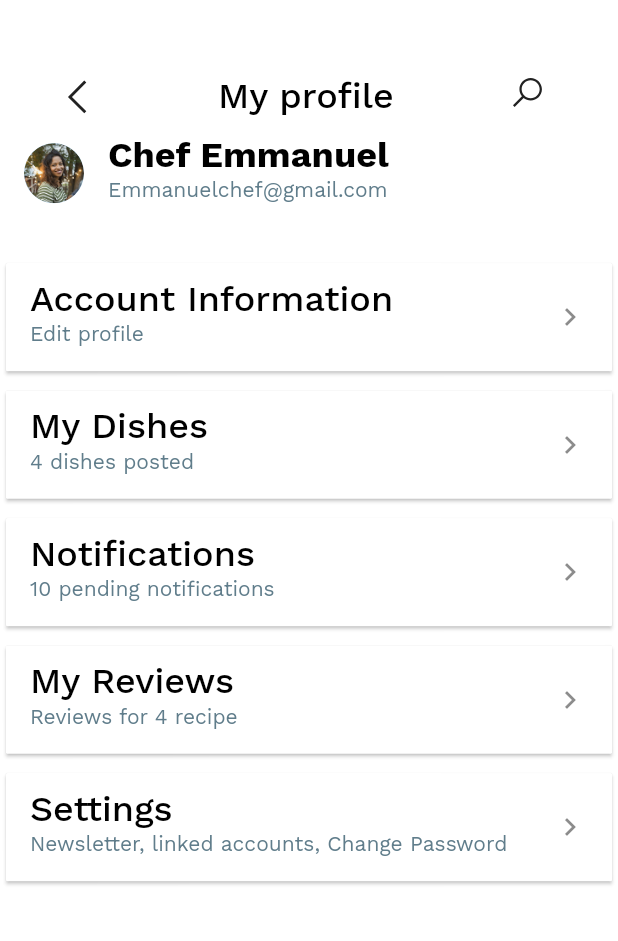
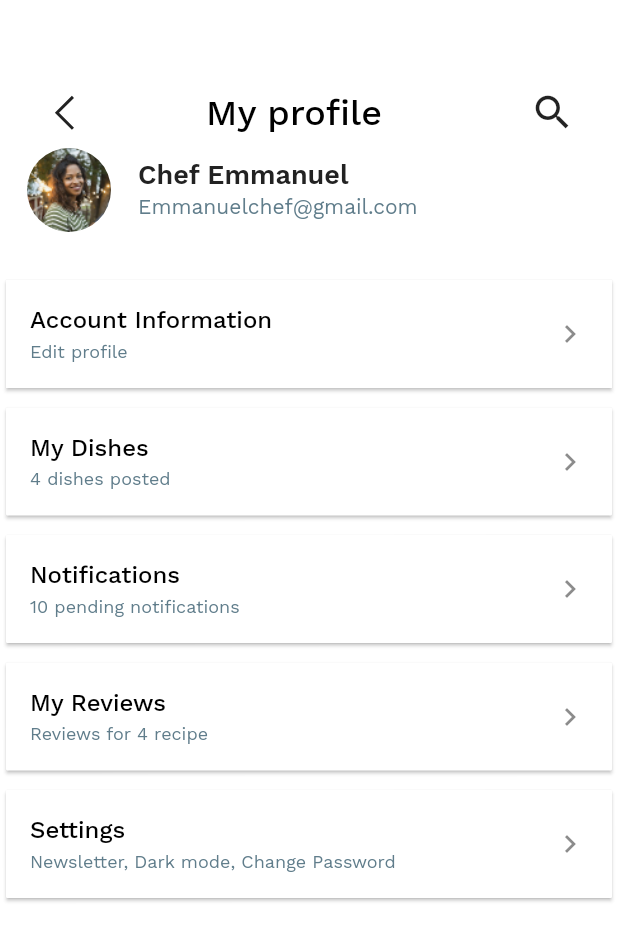
Before and after one commit to hngi/mobileforce-iCook, a Flutter app: the ProfileScreen screen opened directly, on a phone screen of 412 x 824 dp. Shown: the top 941 px of the screen. Run offline on Flutter 3.47's test engine with Material 2 defaults, Android fonts, the light colour scheme and no system bars; our stand-ins replace carousel_pro, connectivity, dio, flutter_screenutil, get, get_it and 5 more; accounts and stored records are empty.

Commit message:
#feat: corrections + updated profile screen

```diff
--- a/icook_mobile/lib/ui/profile_screen/profile_screen.dart
+++ b/icook_mobile/lib/ui/profile_screen/profile_screen.dart
@@ -1,82 +1,59 @@
-import 'package:animated_theme_switcher/animated_theme_switcher.dart';
 import 'package:flutter/material.dart';
 import 'package:flutter_screenutil/flutter_screenutil.dart';
 import 'package:google_fonts/google_fonts.dart';
-import 'package:icook_mobile/ui/profile_screen/constant.dart';
 import 'package:line_awesome_flutter/line_awesome_flutter.dart';
+
+import '../ui_helper.dart';
 
 class ProfileScreen extends StatelessWidget {
   @override
   Widget build(BuildContext context) {
     ScreenUtil.init(context, height: 896, width: 414, allowFontScaling: true);
-
-    var themeSwitcher = ThemeSwitcher(
-      builder: (context) {
-        return AnimatedCrossFade(
-          duration: Duration(milliseconds: 200),
-          crossFadeState:
-              ThemeProvider.of(context).brightness == Brightness.dark
-                  ? CrossFadeState.showFirst
-                  : CrossFadeState.showSecond,
-          firstChild: GestureDetector(
-            onTap: () =>
-                ThemeSwitcher.of(context).changeTheme(theme: kLightTheme),
-            child: Icon(
-              LineAwesomeIcons.sun,
-              size: ScreenUtil().setSp(kSpacingUnit.w * 3),
-            ),
-          ),
-          secondChild: GestureDetector(
-            onTap: () =>
-                ThemeSwitcher.of(context).changeTheme(theme: kDarkTheme),
-            child: Icon(
-              LineAwesomeIcons.moon,
-              size: ScreenUtil().setSp(kSpacingUnit.w * 3),
-            ),
-          ),
-        );
-      },
-    );
-
     var header = Row(
       mainAxisAlignment: MainAxisAlignment.spaceBetween,
-      crossAxisAlignment: CrossAxisAlignment.start,
       children: <Widget>[
-        SizedBox(width: kSpacingUnit.w * 1),
+        SizedBox(width: 1),
         Icon(
           LineAwesomeIcons.angle_left,
-          size: ScreenUtil().setSp(kSpacingUnit.w * 3),
+          size: 31,
         ),
-        SizedBox(width: kSpacingUnit.w * 2),
+        SizedBox(width: Constants.kSpacingUnit.w * 2),
         Text(
           'My profile',
           style: GoogleFonts.workSans(
               textStyle: TextStyle(color: Colors.black, fontSize: 24),
               fontWeight: FontWeight.w500),
         ),
-        SizedBox(width: kSpacingUnit.w * 2),
-        Icon(LineAwesomeIcons.search),
-        SizedBox(width: kSpacingUnit.w * 2),
+        SizedBox(width: Constants.kSpacingUnit.w * 4.2),
+        Icon(Icons.search, size: 30),
+        SizedBox(width: 0.1),
       ],
     );
 
     return Scaffold(
       body: Column(
         children: <Widget>[
-          SizedBox(height: kSpacingUnit.w * 5),
+          SizedBox(height: Constants.kSpacingUnit.w * 6),
           header,
           Expanded(
             child: ListView(
               children: <Widget>[
                 ListTile(
-                  leading: CircleAvatar(
-                    backgroundImage: AssetImage('assets/images/avatar.png'),
-                  ),
+                  leading: Container(
+                      width: 60,
+                      height: 90,
+                      decoration: new BoxDecoration(
+                          shape: BoxShape.circle,
+                          image: new DecorationImage(
+                              fit: BoxFit.cover,
+                              image:
+                                  new AssetImage('assets/images/avatar.png')))),
                   title: Text(
                     'Chef Emmanuel',
                     style: GoogleFonts.workSans(
-                        textStyle: TextStyle(color: Colors.black, fontSize: 24),
-                        fontWeight: FontWeight.bold),
+                        textStyle:
+                            TextStyle(color: Color(0xFF222222), fontSize: 18),
+                        fontWeight: FontWeight.w600),
                   ),
                   subtitle: Text(
                     'Emmanuelchef@gmail.com',
@@ -90,7 +67,7 @@ class ProfileScreen extends StatelessWidget {
                 ),
                 Card(
                   shape: RoundedRectangleBorder(
-                    borderRadius: BorderRadius.circular(1.0),
+                    borderRadius: BorderRadius.circular(0),
                   ),
                   child: ListTile(
                     title: Text(
@@ -98,14 +75,14 @@ class ProfileScreen extends StatelessWidget {
                       style: GoogleFonts.workSans(
                           textStyle: TextStyle(
                               color: Colors.black,
-                              fontSize: 24,
+                              fontSize: 16,
                               fontWeight: FontWeight.w500)),
                     ),
                     subtitle: Text(
                       'Edit profile',
                       style: GoogleFonts.workSans(
                           textStyle:
-                              TextStyle(color: Colors.blueGrey, fontSize: 14)),
+                              TextStyle(color: Colors.blueGrey, fontSize: 12)),
                     ),
                     trailing: Icon(Icons.keyboard_arrow_right),
                     onTap: () {
@@ -126,14 +103,14 @@ class ProfileScreen extends StatelessWidget {
                       style: GoogleFonts.workSans(
                           textStyle: TextStyle(
                               color: Colors.black,
-                              fontSize: 24,
+                              fontSize: 16,
                               fontWeight: FontWeight.w500)),
                     ),
                     subtitle: Text(
                       '4 dishes posted',
                       style: GoogleFonts.workSans(
                           textStyle:
-                              TextStyle(color: Colors.blueGrey, fontSize: 14)),
+                              TextStyle(color: Colors.blueGrey, fontSize: 12)),
                     ),
                     trailing: Icon(Icons.keyboard_arrow_right),
                     onTap: () {
@@ -154,14 +131,14 @@ class ProfileScreen extends StatelessWidget {
                       style: GoogleFonts.workSans(
                           textStyle: TextStyle(
                               color: Colors.black,
-                              fontSize: 24,
+                              fontSize: 16,
                               fontWeight: FontWeight.w500)),
                     ),
                     subtitle: Text(
                       '10 pending notifications',
                       style: GoogleFonts.workSans(
                           textStyle:
-                              TextStyle(color: Colors.blueGrey, fontSize: 14)),
+                              TextStyle(color: Colors.blueGrey, fontSize: 12)),
                     ),
                     trailing: Icon(Icons.keyboard_arrow_right),
                     onTap: () {
@@ -181,14 +158,14 @@ class ProfileScreen extends StatelessWidget {
                       'My Reviews',
                       style: GoogleFonts.workSans(
                           textStyle:
-                              TextStyle(color: Colors.black, fontSize: 24),
+                              TextStyle(color: Colors.black, fontSize: 16),
                           fontWeight: FontWeight.w500),
                     ),
                     subtitle: Text(
                       'Reviews for 4 recipe',
                       style: GoogleFonts.workSans(
                           textStyle:
-                              TextStyle(color: Colors.blueGrey, fontSize: 14)),
+                              TextStyle(color: Colors.blueGrey, fontSize: 12)),
                     ),
                     trailing: Icon(Icons.keyboard_arrow_right),
                     onTap: () {
@@ -209,14 +186,14 @@ class ProfileScreen extends StatelessWidget {
                       style: GoogleFonts.workSans(
                           textStyle: TextStyle(
                               color: Colors.black,
-                              fontSize: 24,
+                              fontSize: 16,
                               fontWeight: FontWeight.w500)),
                     ),
                     subtitle: Text(
-                      'Newsletter, linked accounts, Change Password',
+                      'Newsletter, Dark mode, Change Password',
                       style: GoogleFonts.workSans(
                           textStyle:
-                              TextStyle(color: Colors.blueGrey, fontSize: 14)),
+                              TextStyle(color: Colors.blueGrey, fontSize: 12)),
                     ),
                     trailing: Icon(Icons.keyboard_arrow_right),
                     onTap: () {
```
